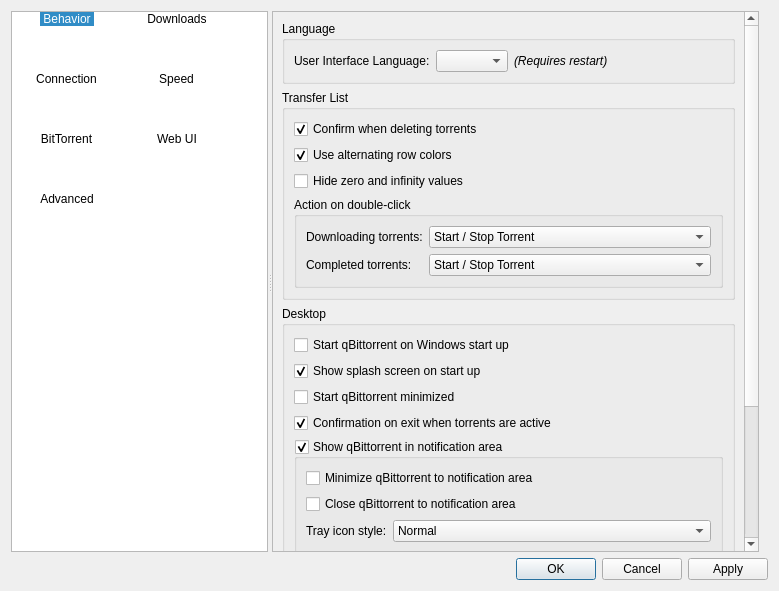
The window that src/gui/options.ui (SysAdminDoc/qBittorrent-Vanced) describes before a commit, drawn with Qt 5.
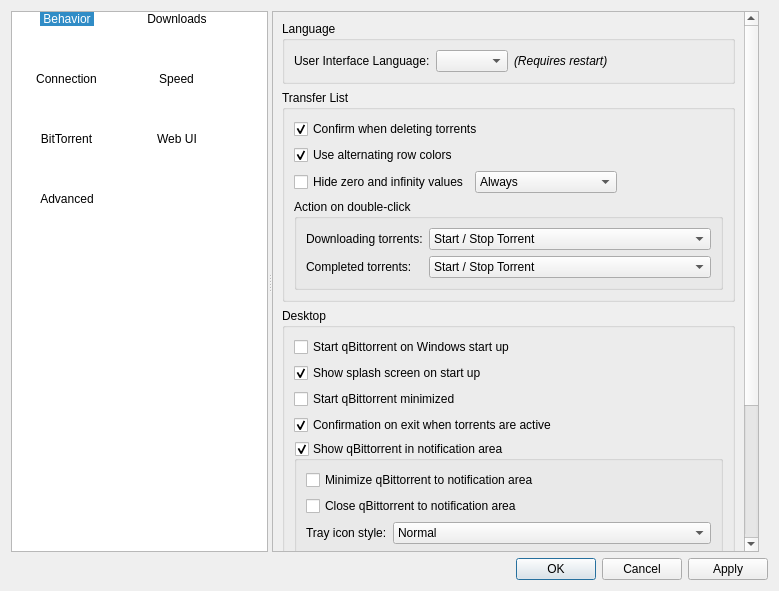
The same window after the commit. Icons and pictures are not drawn.

Commit message: Add "Paused torrents only" option for "Hide zero and infinity values"

```diff
--- a/src/gui/options.ui
+++ b/src/gui/options.ui
@@ -163,7 +163,7 @@
              <x>0</x>
              <y>0</y>
              <width>480</width>
-             <height>698</height>
+             <height>702</height>
             </rect>
            </property>
            <layout class="QVBoxLayout" name="verticalLayout_9">
@@ -258,11 +258,42 @@
                 </widget>
                </item>
                <item>
+                <layout class="QHBoxLayout" name="horizontalLayout">
+                 <item>
                 <widget class="QCheckBox" name="checkHideZero">
                  <property name="text">
                   <string>Hide zero and infinity values</string>
                  </property>
                 </widget>
+                 </item>
+                 <item>
+                  <widget class="QComboBox" name="comboHideZero">
+                   <item>
+                    <property name="text">
+                     <string>Always</string>
+                    </property>
+                   </item>
+                   <item>
+                    <property name="text">
+                     <string>Paused torrents only</string>
+                    </property>
+                   </item>
+                  </widget>
+                 </item>
+                 <item>
+                  <spacer name="horizontalSpacer_10">
+                   <property name="orientation">
+                    <enum>Qt::Horizontal</enum>
+                   </property>
+                   <property name="sizeHint" stdset="0">
+                    <size>
+                     <width>0</width>
+                     <height>0</height>
+                    </size>
+                   </property>
+                  </spacer>
+                 </item>
+                </layout>
                </item>
                <item>
                 <widget class="QGroupBox" name="groupBox_7">
```
Lines whose indentation alone changed are shown as unchanged. The commit also changes 4 other files.
